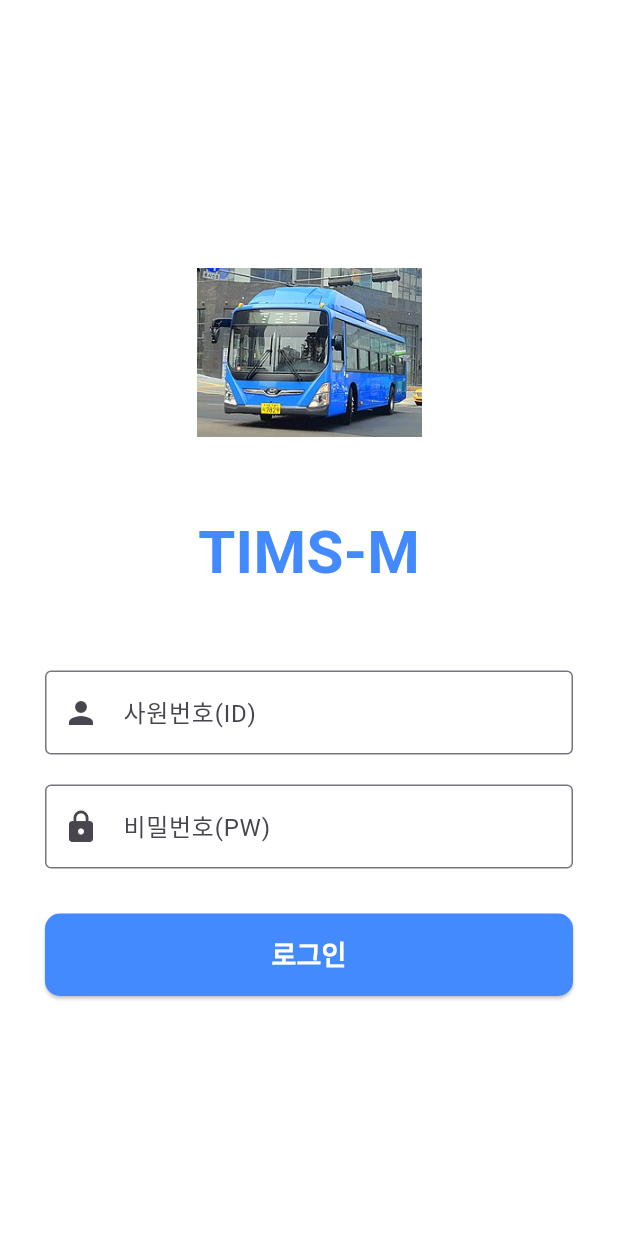
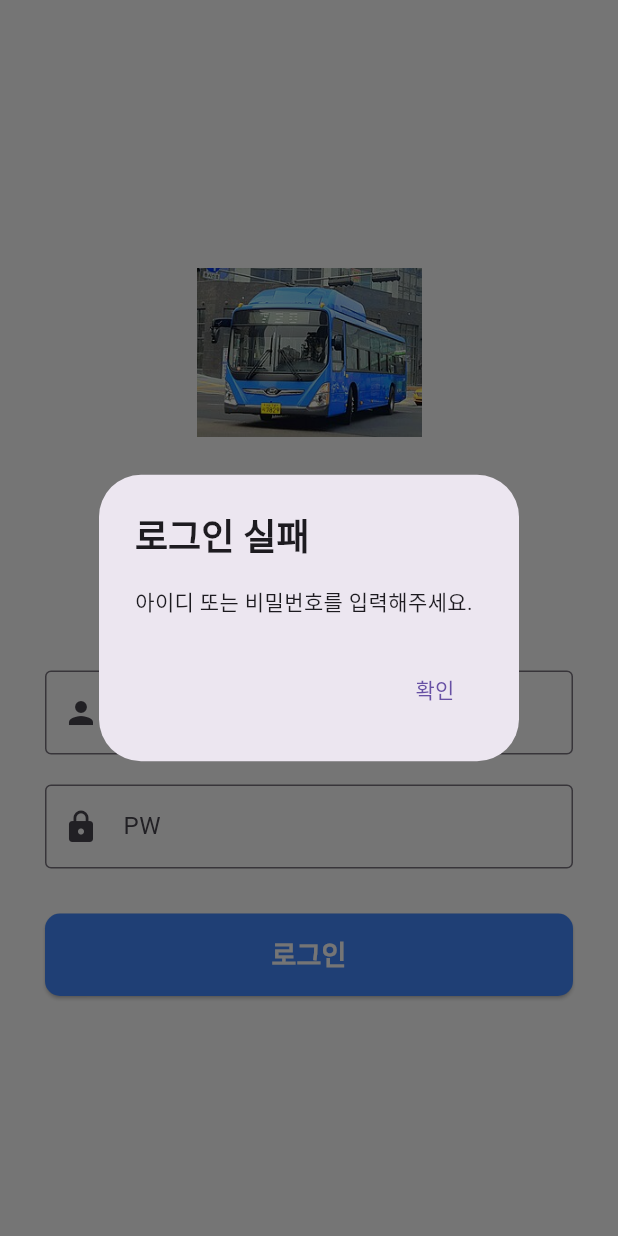
Before and after one commit to 98Woonho/timsm, a Flutter app: the screen it shows after launch, after a tap on "로그인", on a phone screen of 412 x 824 dp. Run offline on Flutter 3.47's test engine with Material 3 defaults, Android fonts, the phone set to English and light mode, and no system bars; our stand-ins replace dio, go_router.

Commit message:
테스트 로그인 페이지 개발

```diff
--- a/flutter/lib/screens/login_screen.dart
+++ b/flutter/lib/screens/login_screen.dart
@@ -1,4 +1,10 @@
 import 'package:flutter/material.dart';
+import 'package:go_router/go_router.dart';
+import 'package:timsm/widgets/common_dialogs.dart';
+import 'package:timsm/services/api_service.dart';
+import 'package:dio/dio.dart';
+import 'dart:convert';
+
 
 // StatefulWidget : 화면의 상태(데이터)가 변할 수 있는 위젯
 // 사용자가 글자를 입력하면 화면이 변해야 하므로 Stateful 사용
@@ -81,7 +87,7 @@ class _LoginScreenState extends State<LoginScreen> {
                 TextField(
                   controller: _idController,          // 입력값을 _idController로 관리
                   decoration: const InputDecoration(
-                    labelText: '사원번호(ID)',         // 입력창 위에 표시되는 라벨
+                    labelText: 'ID',         // 입력창 위에 표시되는 라벨
                     border: OutlineInputBorder(),     // 사각형 테두리 스타일
                     prefixIcon: Icon(Icons.person),   // 입력창 왼쪽 아이콘
                   ),
@@ -93,7 +99,7 @@ class _LoginScreenState extends State<LoginScreen> {
                   controller: _pwController,
                   obscureText: true, // 비밀번호 가리기
                   decoration: const InputDecoration(
-                    labelText: '비밀번호(PW)',
+                    labelText: 'PW',
                     border: OutlineInputBorder(),
                     prefixIcon: Icon(Icons.lock),
                   ),
@@ -109,9 +115,61 @@ class _LoginScreenState extends State<LoginScreen> {
                   child: ElevatedButton(
 
                     // onPressed: 버튼 클릭 시 실행할 함수
-                    onPressed: () {
-                      // 나중에 여기서 Backend API(Spring Boot)와 통신
-                      print('ID: ${_idController.text}, PW: ${_pwController.text}');
+                    onPressed: () async {
+                      final id = _idController.text;
+                      final pw = _pwController.text;
+
+                      if (id.isEmpty || pw.isEmpty) {
+                        CommonDialogs.showAlert(
+                          context: context,
+                          title: '로그인 실패',
+                          message: '아이디 또는 비밀번호를 입력해주세요.',
+                        );
+                        return;
+                      }
+
+                      try {
+                        final response = await ApiService.dio.post(
+                          '/login',
+                          data: {
+                            'userId': id,
+                            'userPass': pw,
+                          },
+                        );
+
+                        if (response.statusCode == 200) {
+                          if (context.mounted) {
+                            context.go('/home');
+                          }
+                        }
+                      } on DioException catch (e) {
+                        String errorMsg;
+
+                        switch (e.type) {
+                        // 네트워크 관련 에러는 Flutter에서 처리
+                          case DioExceptionType.connectionTimeout:
+                          case DioExceptionType.receiveTimeout:
+                            errorMsg = '서버 연결 시간이 초과되었습니다.';
+                            break;
+                          case DioExceptionType.connectionError:
+                            errorMsg = '서버에 연결할 수 없습니다. 관리자에게 문의하세요.';
+                            break;
+
+                          case DioExceptionType.badResponse:
+                          // 비즈니스 에러는 백엔드 메시지 그대로 사용
+                            errorMsg = e.response?.data['message'] ?? '오류가 발생했습니다.';
+                            break;
+
+                          default:
+                            errorMsg = '알 수 없는 오류가 발생했습니다.';
+                        }
+
+                        CommonDialogs.showAlert(
+                          context: context,
+                          title: '로그인 실패',
+                          message: errorMsg,
+                        );
+                      }
                     },
 
                     // styleFrom: 버튼 스타일 설정 위젯
--- /dev/null
+++ b/flutter/lib/services/api_service.dart
@@ -0,0 +1,13 @@
+// lib/services/api_service.dart
+import 'package:dio/dio.dart';
+
+class ApiService {
+  static final Dio dio = Dio(
+    BaseOptions(
+      baseUrl: 'http://10.0.2.2:8080/api', // 기본 주소 설정
+      connectTimeout: const Duration(seconds: 5), // 서버 연결 대기 시간
+      receiveTimeout: const Duration(seconds: 3), // 응답 받는 대기 시간
+      contentType: 'application/json', // 기본 헤더 설정
+    ),
+  );
+}
--- /dev/null
+++ b/flutter/lib/widgets/common_dialogs.dart
@@ -0,0 +1,66 @@
+import 'package:flutter/material.dart';
+
+class CommonDialogs {
+  // 확인용 팝업
+  static void showAlert({
+    required BuildContext context,
+    required String title,
+    required String message,
+    String buttonText = '확인',
+    VoidCallback? onPressed,
+  }) {
+    showDialog(
+      context: context,
+      builder: (context) => AlertDialog(
+        title: Text(title, style: const TextStyle(fontWeight: FontWeight.bold)),
+        content: Text(message),
+        actions: [
+          TextButton(
+            onPressed: () {
+              Navigator.of(context).pop(); // 팝업 닫기
+              if (onPressed != null) onPressed();
+            },
+            child: Text(buttonText),
+          ),
+        ],
+      ),
+    );
+  }
+
+  // 선택 확인용 팝업
+  static void showConfirm({
+    required BuildContext context,
+    required String title,
+    required String message,
+    String confirmText = '확인',
+    String cancelText = '취소',
+    required VoidCallback onConfirm,
+    VoidCallback? onCancel,
+  }) {
+    showDialog(
+      context: context,
+      builder: (context) => AlertDialog(
+        title: Text(title, style: const TextStyle(fontWeight: FontWeight.bold)),
+        content: Text(message),
+        actions: [
+          // 취소 버튼
+          TextButton(
+            onPressed: () {
+              Navigator.of(context).pop();
+              if (onCancel != null) onCancel();
+            },
+            child: Text(cancelText, style: const TextStyle(color: Colors.grey)),
+          ),
+          // 확인 버튼
+          TextButton(
+            onPressed: () {
+              Navigator.of(context).pop();
+              onConfirm();
+            },
+            child: Text(confirmText, style: const TextStyle(color: Colors.blueAccent)),
+          ),
+        ],
+      ),
+    );
+  }
+}
--- a/flutter/pubspec.yaml
+++ b/flutter/pubspec.yaml
@@ -30,12 +30,13 @@ environment:
 dependencies:
   flutter:
     sdk: flutter
-  http: ^1.1.0
 
   # The following adds the Cupertino Icons font to your application.
   # Use with the CupertinoIcons class for iOS style icons.
   cupertino_icons: ^1.0.8
   go_router: ^17.2.0
+  http: ^1.6.0
+  dio: ^5.9.2
 
 dev_dependencies:
   flutter_test:
```
Also changed, not shown: flutter/pubspec.lock.
